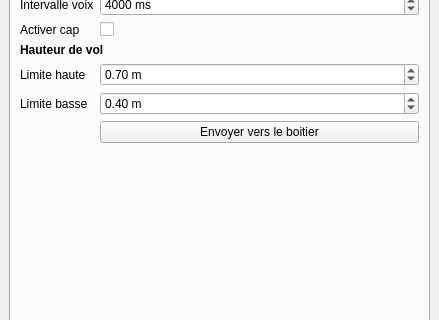
Above: seafoil-log-analyzer/ui/main_window.ui from ThomasLeMezo/seafoil-tools before the change; both pictures show x 0 to 439 and y 222 to 542 of the 439 by 745 pixel window. Below: the same form after it.
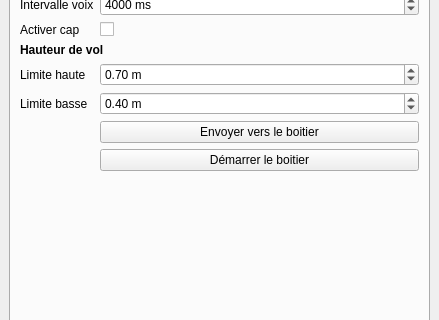
That is the form after the change. The open tabs and pages were chosen to show the change.

Commit message: * Bug fix with update configuration

What changed in the file:
```diff
--- a/seafoil-log-analyzer/ui/main_window.ui
+++ b/seafoil-log-analyzer/ui/main_window.ui
@@ -395,6 +395,13 @@
           </property>
          </widget>
         </item>
+        <item row="14" column="1">
+         <widget class="QPushButton" name="pushButton_start_software">
+          <property name="text">
+           <string>Démarrer le boitier</string>
+          </property>
+         </widget>
+        </item>
        </layout>
       </widget>
      </widget>
```
Left out of the diff: 2 changed lines with no effect on the pictures. The commit also changes 2 other files.
